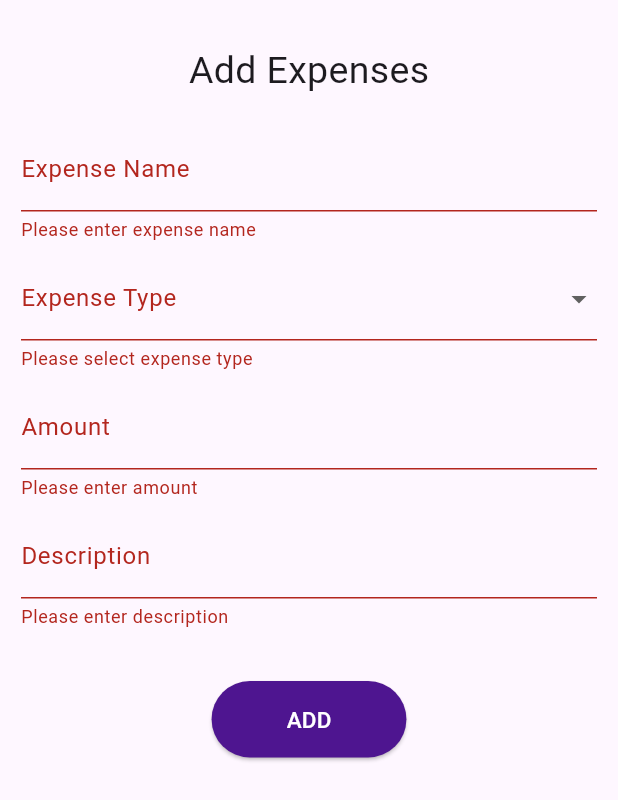
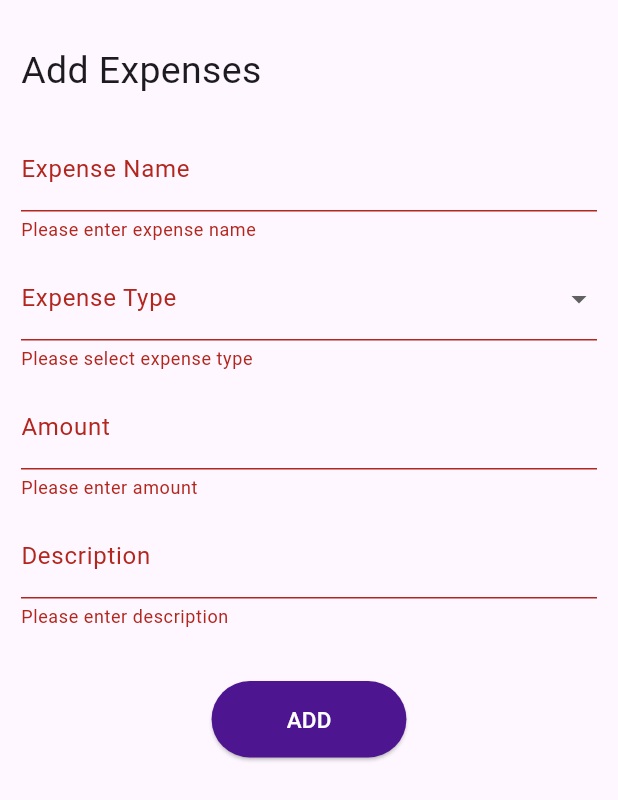
Before and after one commit to Asfar224/Expense-Tracker----Flutter, a Flutter app: the ExpenseForm screen opened directly, after a tap on "ADD", on a phone screen of 412 x 824 dp. Shown: the top 800 px of the screen. Run offline on Flutter 3.47's test engine with Material 3 defaults, Android fonts, the phone set to English and light mode, and no system bars; our stand-ins replace cloud_firestore, firebase_auth, firebase_core, google_sign_in; accounts and stored records are empty; generated files the repository leaves out were written again.

```diff
--- a/lib/Components/Expensepage/Expenseform.dart
+++ b/lib/Components/Expensepage/Expenseform.dart
@@ -13,8 +13,8 @@ class _ExpenseFormState extends State<ExpenseForm> {
   final _formKey = GlobalKey<FormState>();
   String _type = '';
   String _amount = '';
-  String _expenseName = ''; // New field
-  String _description = ''; // New field
+  String _expenseName = '';
+  String _description = '';
 
   // List of basic expense types for the dropdown
   final List<String> _expenseTypes = [
@@ -33,6 +33,7 @@ class _ExpenseFormState extends State<ExpenseForm> {
     return DateTime.now().toString();
   }
 
+  // Function to submit data to Firebase
   // Function to submit data to Firebase
   Future<void> _submitExpense() async {
     if (_formKey.currentState!.validate()) {
@@ -57,20 +58,20 @@ class _ExpenseFormState extends State<ExpenseForm> {
       };
 
       try {
-        final docRef =
-            FirebaseFirestore.instance.collection('expenses').doc(uid);
+        final userDocRef =
+            FirebaseFirestore.instance.collection('users').doc(uid);
 
         // Check if the document exists
-        final docSnapshot = await docRef.get();
+        final userDocSnapshot = await userDocRef.get();
 
-        if (docSnapshot.exists) {
+        if (userDocSnapshot.exists) {
           // Append to existing "expenses" array
-          await docRef.update({
+          await userDocRef.update({
             'expenses': FieldValue.arrayUnion([newExpense]),
           });
         } else {
           // Create document and add "expenses" array
-          await docRef.set({
+          await userDocRef.set({
             'expenses': [newExpense],
           });
         }
@@ -86,29 +87,30 @@ class _ExpenseFormState extends State<ExpenseForm> {
   @override
   Widget build(BuildContext context) {
     return Scaffold(
-        body: Container(
+      resizeToAvoidBottomInset: true, // Avoid overflow when the keyboard opens
+      body: SafeArea(
+        child: SingleChildScrollView(
           child: Padding(
             padding: const EdgeInsets.all(14.0),
             child: Form(
               key: _formKey,
               child: Column(
+                crossAxisAlignment: CrossAxisAlignment.start,
                 children: [
-              SizedBox(
-                height: 15.0,
-              ),
-              Text("Add Expenses", style: const TextStyle(fontSize: 25.0)),
-              SizedBox(
-                height: 20.0,
-              ),
+                  const SizedBox(height: 15.0),
+                  const Text("Add Expenses", style: TextStyle(fontSize: 25.0)),
+                  const SizedBox(height: 20.0),
                   TextFormField(
-                decoration: const InputDecoration(labelText: "Expense Name"),
+                    decoration:
+                        const InputDecoration(labelText: "Expense Name"),
                     validator: (value) =>
                         value!.isEmpty ? "Please enter expense name" : null,
                     onSaved: (value) => _expenseName = value!,
                   ),
-              SizedBox(height: 10.0),
+                  const SizedBox(height: 10.0),
                   DropdownButtonFormField<String>(
-                decoration: const InputDecoration(labelText: "Expense Type"),
+                    decoration:
+                        const InputDecoration(labelText: "Expense Type"),
                     value: _type.isNotEmpty ? _type : null,
                     items: _expenseTypes.map((type) {
                       return DropdownMenuItem<String>(
@@ -126,7 +128,7 @@ class _ExpenseFormState extends State<ExpenseForm> {
                         : null,
                     onSaved: (value) => _type = value!,
                   ),
-              SizedBox(height: 10.0),
+                  const SizedBox(height: 10.0),
                   TextFormField(
                     decoration: const InputDecoration(labelText: "Amount"),
                     keyboardType: TextInputType.number,
@@ -134,7 +136,7 @@ class _ExpenseFormState extends State<ExpenseForm> {
                         value!.isEmpty ? "Please enter amount" : null,
                     onSaved: (value) => _amount = value!,
                   ),
-              SizedBox(height: 10.0),
+                  const SizedBox(height: 10.0),
                   TextFormField(
                     decoration: const InputDecoration(labelText: "Description"),
                     validator: (value) =>
@@ -142,22 +144,26 @@ class _ExpenseFormState extends State<ExpenseForm> {
                     onSaved: (value) => _description = value!,
                   ),
                   const SizedBox(height: 35),
-              ElevatedButton(
+                  Center(
+                    child: ElevatedButton(
                       onPressed: _submitExpense,
                       style: ElevatedButton.styleFrom(
                         backgroundColor: const Color(0xFF4E1590),
-                  padding:
-                      const EdgeInsets.symmetric(horizontal: 50, vertical: 15),
+                        padding: const EdgeInsets.symmetric(
+                            horizontal: 50, vertical: 15),
                       ),
                       child: const Text(
                         "ADD",
                         style: TextStyle(fontSize: 15, color: Colors.white),
                       ),
                     ),
+                  ),
                 ],
               ),
             ),
           ),
-    ));
+        ),
+      ),
+    );
   }
 }
```
Also changed, not shown: lib/Components/Expensepage/Expensedetails.dart (added, +20 -0 lines), lib/UI/Screens/Expenses.dart (+118 -9 lines), lib/UI/Screens/Incomepage.dart (+67 -6 lines). Lines whose indentation alone changed are shown as unchanged.
